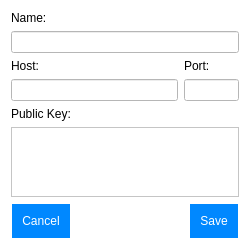
The window that src/editcontactwindow.ui (thomas-picariello/SDTP) describes before a commit, drawn with Qt 5.
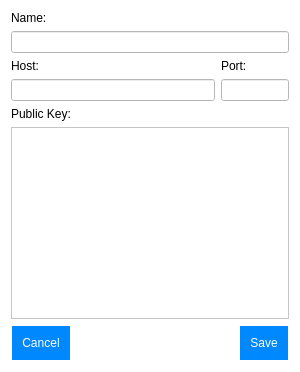
The same window after the commit. Icons and pictures are not drawn.

Commit message: Fixed window size in HDPI mode

What changed in the file:
```diff
--- a/src/editcontactwindow.ui
+++ b/src/editcontactwindow.ui
@@ -5,13 +5,17 @@
   <property name="windowModality">
    <enum>Qt::ApplicationModal</enum>
   </property>
-  <property name="geometry">
-   <rect>
-    <x>0</x>
-    <y>0</y>
-    <width>250</width>
-    <height>250</height>
-   </rect>
+  <property name="sizePolicy">
+   <sizepolicy hsizetype="MinimumExpanding" vsizetype="MinimumExpanding">
+    <horstretch>0</horstretch>
+    <verstretch>0</verstretch>
+   </sizepolicy>
+  </property>
+  <property name="minimumSize">
+   <size>
+    <width>300</width>
+    <height>300</height>
+   </size>
   </property>
   <property name="windowTitle">
    <string>Contact</string>
```
The commit also changes 4 other files.
